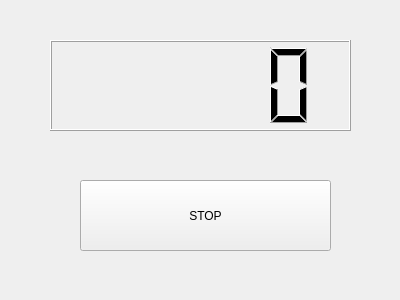
Qt form ejemplo1/counterDlg.ui (andresventu/G6-M1) before a commit.
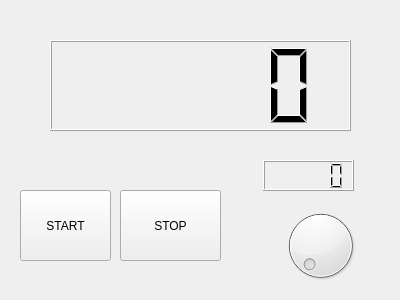
The same form after that commit.

Commit message: VERSION AMPLIADA, CON BOTON DE EMPEZAR Y PARAR Y UN DIAL PARA CAMBIAR LA FRECUENCIA.

Diff of the .ui file:
```diff
--- a/ejemplo1/counterDlg.ui
+++ b/ejemplo1/counterDlg.ui
@@ -16,9 +16,9 @@
   <widget class="QPushButton" name="button">
    <property name="geometry">
     <rect>
-     <x>80</x>
-     <y>180</y>
-     <width>251</width>
+     <x>120</x>
+     <y>190</y>
+     <width>101</width>
      <height>71</height>
     </rect>
    </property>
@@ -36,6 +36,45 @@
     </rect>
    </property>
   </widget>
+  <widget class="QPushButton" name="buttonStart">
+   <property name="geometry">
+    <rect>
+     <x>20</x>
+     <y>190</y>
+     <width>91</width>
+     <height>71</height>
+    </rect>
+   </property>
+   <property name="text">
+    <string>START</string>
+   </property>
+  </widget>
+  <widget class="QDial" name="dial">
+   <property name="geometry">
+    <rect>
+     <x>280</x>
+     <y>200</y>
+     <width>81</width>
+     <height>91</height>
+    </rect>
+   </property>
+   <property name="minimum">
+    <number>1</number>
+   </property>
+   <property name="maximum">
+    <number>1000</number>
+   </property>
+  </widget>
+  <widget class="QLCDNumber" name="frecuencia">
+   <property name="geometry">
+    <rect>
+     <x>263</x>
+     <y>160</y>
+     <width>91</width>
+     <height>31</height>
+    </rect>
+   </property>
+  </widget>
  </widget>
  <resources/>
  <connections/>
```
The commit also changes 3 other files.
